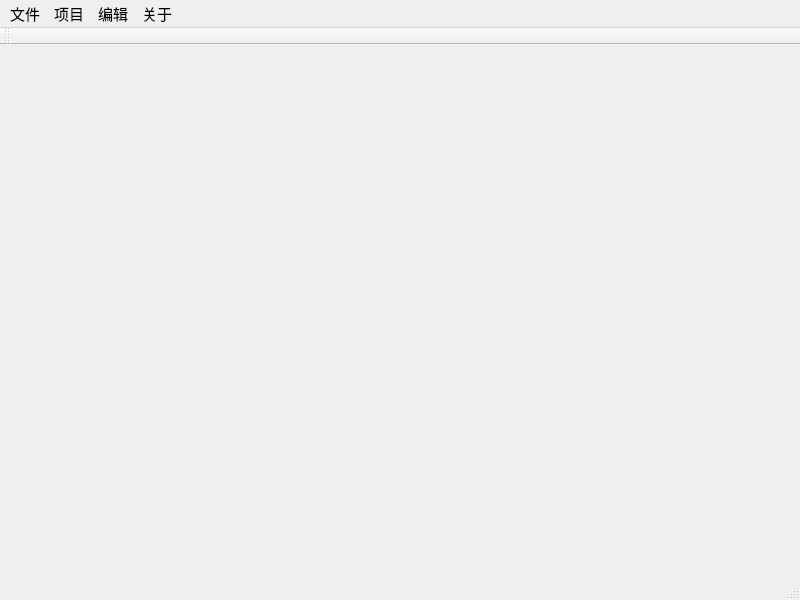
Before: the Qt Designer form CGLab_DS/mainwindow.ui in RPG-NJU/NJU-CG-Lab, drawn with Qt 5.
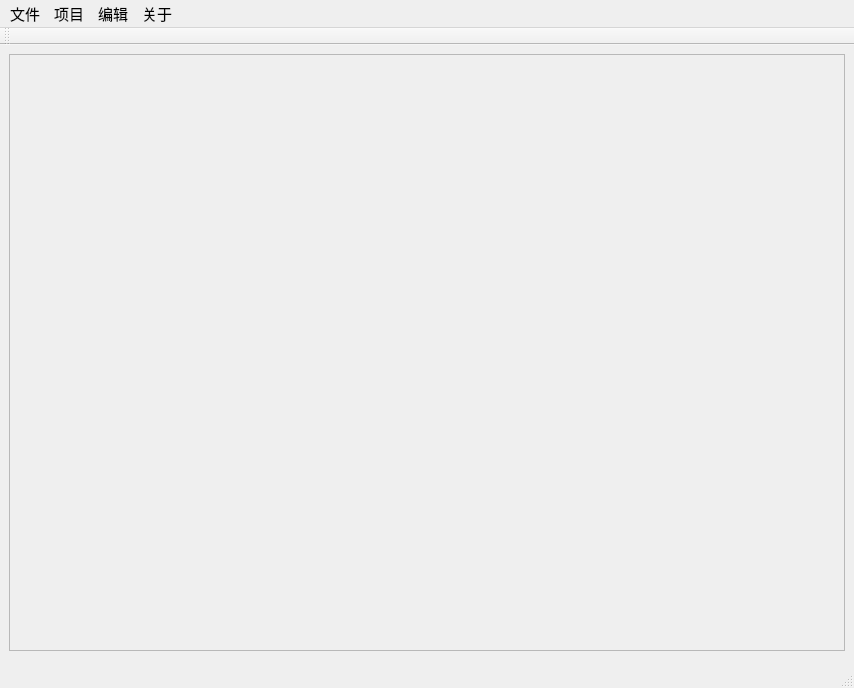
After: the same form once the commit is applied. Icons and pictures are not drawn. Custom widgets are drawn as their Qt base class.

Commit message: [add] 增加了class DrawingArea，继承自QWidget，作为显示作画的区域 同时将其放置在ScrollArea中，并且设定初始大小为400*400，不随窗体大小进行改变

The edit to the form file:
```diff
--- a/CGLab_DS/mainwindow.ui
+++ b/CGLab_DS/mainwindow.ui
@@ -6,8 +6,8 @@
    <rect>
     <x>0</x>
     <y>0</y>
-    <width>800</width>
-    <height>600</height>
+    <width>854</width>
+    <height>688</height>
    </rect>
   </property>
   <property name="font">
@@ -22,14 +22,50 @@
   <property name="statusTip">
    <string/>
   </property>
-  <widget class="QWidget" name="centralwidget"/>
+  <widget class="QWidget" name="centralwidget">
+   <layout class="QHBoxLayout" name="horizontalLayout">
+    <item>
+     <widget class="QScrollArea" name="scrollArea">
+      <property name="widgetResizable">
+       <bool>true</bool>
+      </property>
+      <widget class="QWidget" name="scrollAreaWidgetContents">
+       <property name="geometry">
+        <rect>
+         <x>0</x>
+         <y>0</y>
+         <width>830</width>
+         <height>595</height>
+        </rect>
+       </property>
+       <property name="minimumSize">
+        <size>
+         <width>400</width>
+         <height>400</height>
+        </size>
+       </property>
+       <widget class="DrawingArea" name="widget" native="true">
+        <property name="geometry">
+         <rect>
+          <x>0</x>
+          <y>0</y>
+          <width>400</width>
+          <height>400</height>
+         </rect>
+        </property>
+       </widget>
+      </widget>
+     </widget>
+    </item>
+   </layout>
+  </widget>
   <widget class="QStatusBar" name="statusbar"/>
   <widget class="QMenuBar" name="menubar">
    <property name="geometry">
     <rect>
      <x>0</x>
      <y>0</y>
-     <width>800</width>
+     <width>854</width>
      <height>26</height>
     </rect>
    </property>
@@ -156,6 +192,14 @@
    </property>
   </action>
  </widget>
+ <customwidgets>
+  <customwidget>
+   <class>DrawingArea</class>
+   <extends>QWidget</extends>
+   <header>DrawingArea.h</header>
+   <container>1</container>
+  </customwidget>
+ </customwidgets>
  <resources>
   <include location="img.qrc"/>
  </resources>
```
Left out of the diff: 6 changed lines with no effect on the pictures. The commit also changes 4 other files.
